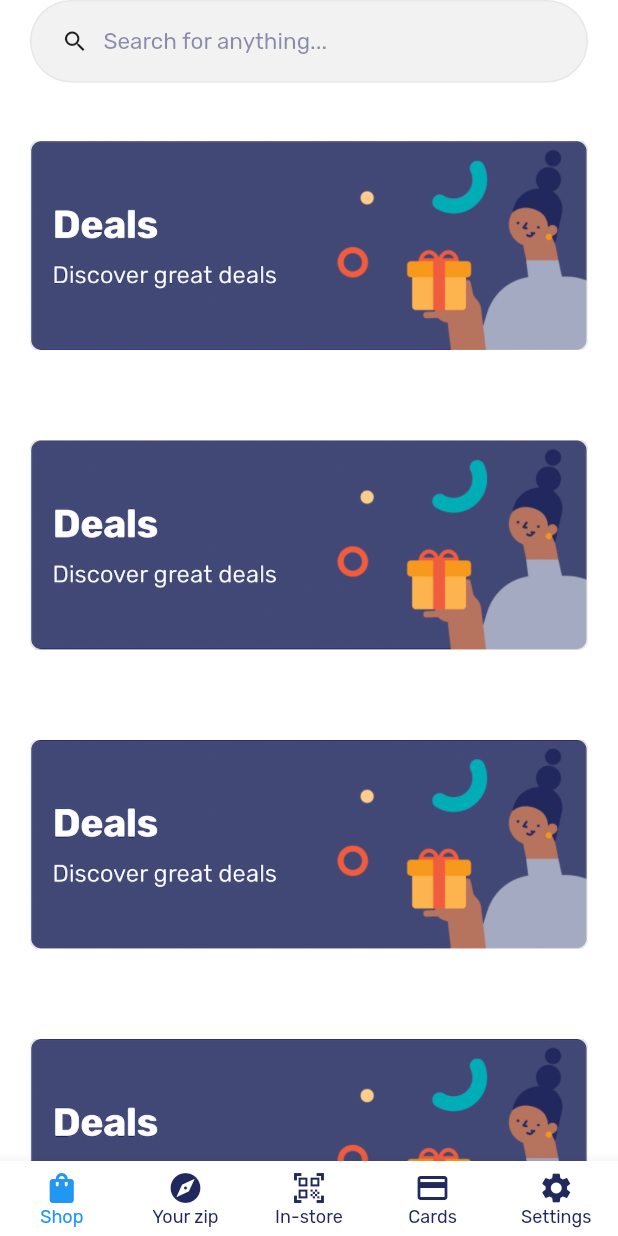
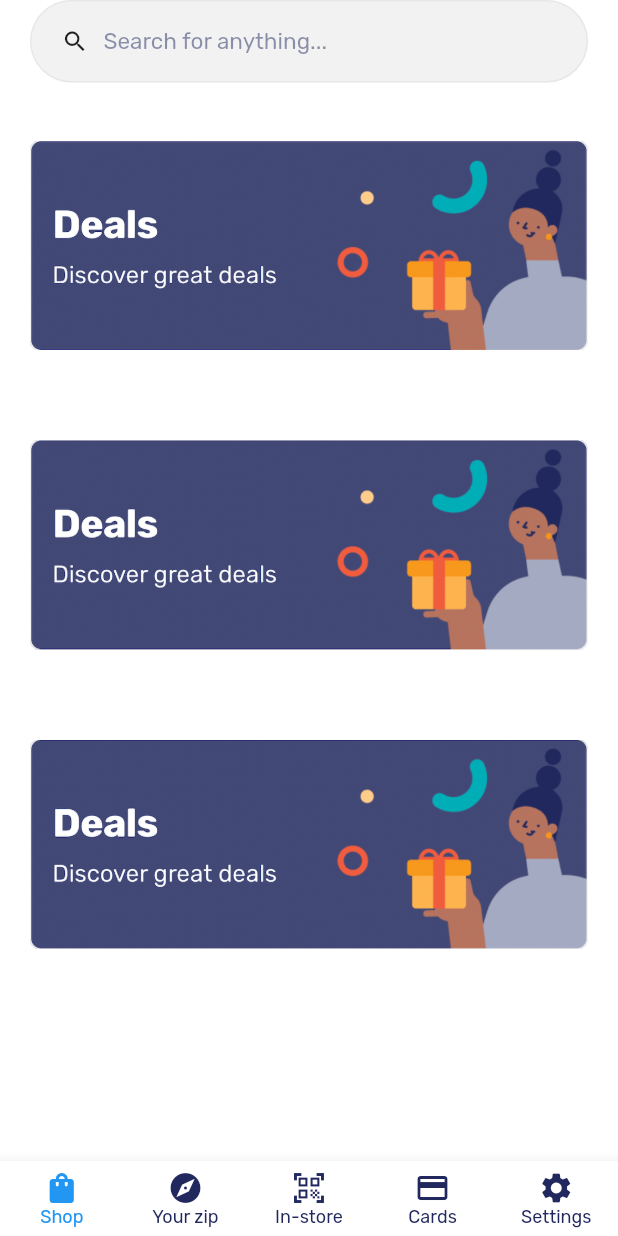
Before and after one commit to imchlorine/ZipMock, a Flutter app: the screen it shows after launch, scrolled down 576 dp, on a phone screen of 412 x 824 dp. Run offline on Flutter 3.47's test engine with Material 2 defaults, Android fonts, the phone set to English and light mode, and no system bars; our stand-ins replace cached_network_image, dio, flutter_easyloading, get_it, modal_bottom_sheet, shared_preferences and 1 more; missing offline and left inert: flutter_emoji; network calls fail.

Commit message:
20210308

```diff
--- a/lib/ui/shop/shop_view.dart
+++ b/lib/ui/shop/shop_view.dart
@@ -72,18 +72,6 @@ class _ShopViewState extends State<ShopView> with WidgetsBindingObserver {
                   child: _iWantTo(model),
                 ),
 
-                SliverToBoxAdapter(
-                  child: AnimatedCardView(
-                    onPressed: () {},
-                    url: "assets/images/deals.png",
-                  ),
-                ),
-                SliverToBoxAdapter(
-                  child: AnimatedCardView(
-                    onPressed: () {},
-                    url: "assets/images/deals.png",
-                  ),
-                ),
                 SliverToBoxAdapter(
                   child: AnimatedCardView(
                     onPressed: () {},
```
